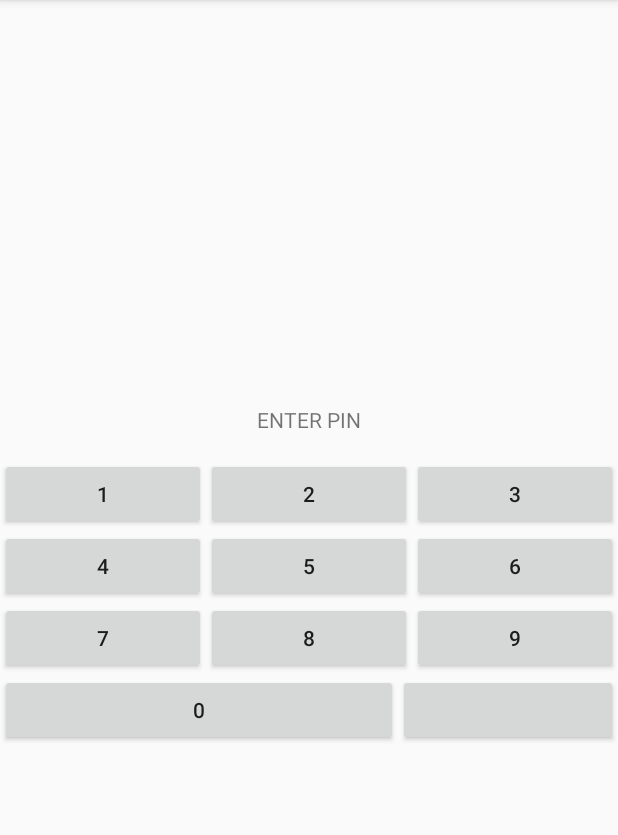
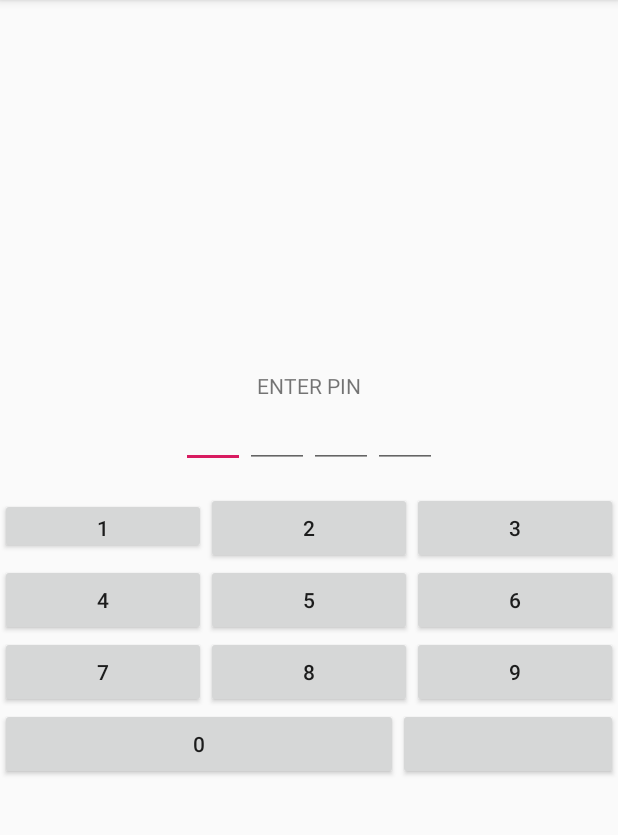
Before and after one commit to KatyaSheps/Diplom, an Android app: the screen it shows after launch (MainActivity), on a phone screen of 412 x 824 dp, the part 84-919 px from its top. Run offline under Robolectric (Android 15) with nearby library versions, the phone set to English and light mode, and no system bars.

Commit message:
Добавлен LinearLayout с полями ввода пароля (не круглый)

```diff
--- /dev/null
+++ b/app/src/main/res/drawable-v24/shape_ring.xml
@@ -0,0 +1,24 @@
+<?xml version="1.0" encoding="utf-8"?>
+<selector
+    xmlns:android="http://schemas.android.com/apk/res/android">
+    <item>
+        <shape android:shape="ring" android:innerRadiusRatio="3"
+            android:thicknessRatio="5.333">
+            <solid android:color="#7DBE15"/>
+            <stroke
+                android:dashGap="6dip"
+                android:dashWidth="8dip"
+                android:width="5dip"
+                android:color="#000000" />
+            <gradient
+                android:centerColor="#FFFF00"
+                android:centerX="0.5"
+                android:centerY="0.5"
+                android:endColor="#00FF00"
+                android:gradientRadius="100"
+                android:startColor="#FF0000"
+                android:type="radial" />
+
+        </shape>
+    </item>
+</selector>
--- a/app/src/main/res/layout/activity_main.xml
+++ b/app/src/main/res/layout/activity_main.xml
@@ -19,14 +19,58 @@
             android:text="ENTER PIN" />
     </LinearLayout>
 
+    <!--<LinearLayout-->
+        <!--android:layout_width="wrap_content"-->
+        <!--android:layout_height="wrap_content"-->
+        <!--android:orientation="horizontal">-->
+<!--<TextView-->
+    <!--android:layout_width="match_parent"-->
+    <!--android:layout_height="match_parent"-->
+    <!--android:background="@drawable/shape_ring" />-->
+
+    <!--</LinearLayout>-->
+
+    <LinearLayout android:id="@+id/pin_layout"
+        android:layout_width="match_parent"
+        android:layout_height="wrap_content"
+        android:orientation="horizontal"
+        android:gravity="center_horizontal"
+        android:layout_gravity="center_horizontal">
+
+        <EditText android:id="@+id/pin_first_edittext"
+            android:layout_width="wrap_content"
+            android:layout_height="wrap_content"
+            android:contentDescription="@string/pin_content_desc"
+            style="@style/pin_edittext_style" />
+
+        <EditText android:id="@+id/pin_second_edittext"
+            android:layout_width="wrap_content"
+            android:layout_height="wrap_content"
+            android:contentDescription="@string/pin_content_desc"
+            style="@style/pin_edittext_style" />
+
+        <EditText android:id="@+id/pin_third_edittext"
+            android:layout_width="wrap_content"
+            android:layout_height="wrap_content"
+            android:contentDescription="@string/pin_content_desc"
+            style="@style/pin_edittext_style" />
+
+        <EditText android:id="@+id/pin_forth_edittext"
+            android:layout_width="wrap_content"
+            android:layout_height="wrap_content"
+            android:contentDescription="@string/pin_content_desc"
+            style="@style/pin_edittext_style" />
+    </LinearLayout>
+
     <LinearLayout
         android:layout_width="match_parent"
         android:layout_height="wrap_content"
         android:layout_marginTop="16dp">
+
         <Button
+            android:layout_width="0dp"
+            android:layout_height="37dp"
             android:layout_weight="1"
-            android:layout_width="0dp"
-            android:layout_height="wrap_content"
             android:text="1" />
         <Button
             android:layout_weight="1"
--- a/app/src/main/res/values/strings.xml
+++ b/app/src/main/res/values/strings.xml
@@ -1,3 +1,5 @@
 <resources>
     <string name="app_name">Diplom</string>
+    <string name="pin_content_desc">PIN input field</string>
+    <string name="pin_label_text">PIN</string>
 </resources>
--- a/app/src/main/res/values/styles.xml
+++ b/app/src/main/res/values/styles.xml
@@ -6,6 +6,17 @@
         <item name="colorPrimary">@color/colorPrimary</item>
         <item name="colorPrimaryDark">@color/colorPrimaryDark</item>
         <item name="colorAccent">@color/colorAccent</item>
+
     </style>
+    <style name="pin_edittext_style">
+            <item name="android:gravity">center</item>
+            <item name="android:cursorVisible">false</item>
+            <item name="android:maxLength">1</item>
+            <item name="android:minEms">2</item>
+            <item name="android:inputType">textPassword</item>
+            <item name="android:focusable">true</item>
+            <item name="android:focusableInTouchMode">true</item>
+        </style>
+
 
 </resources>
```
